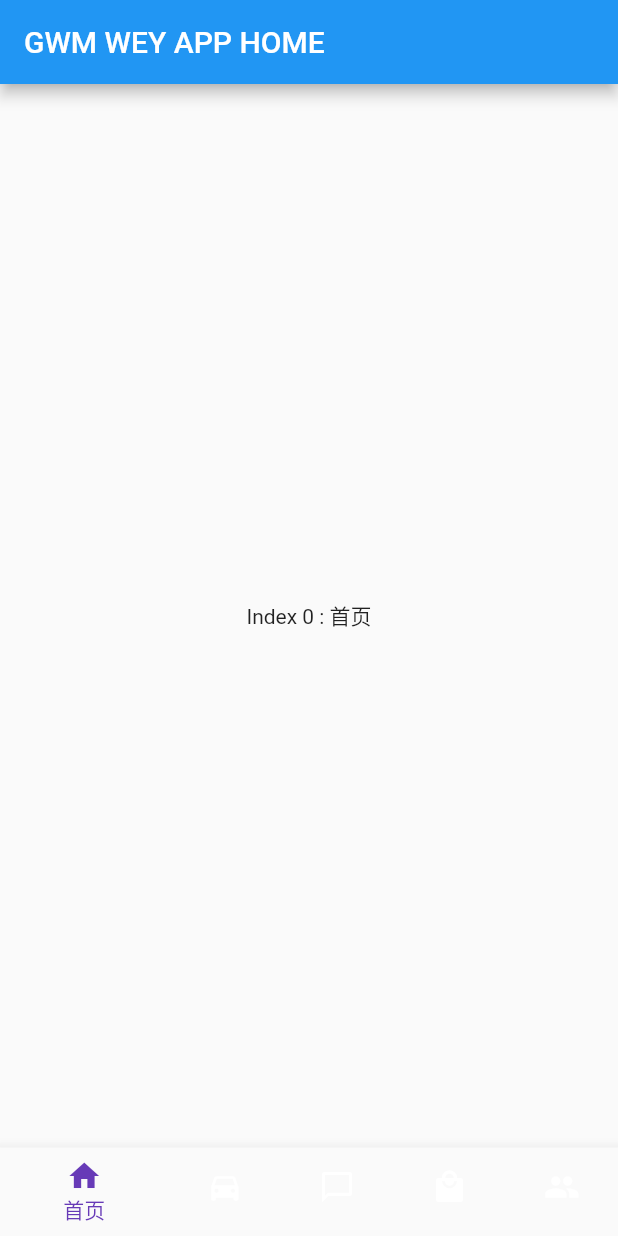
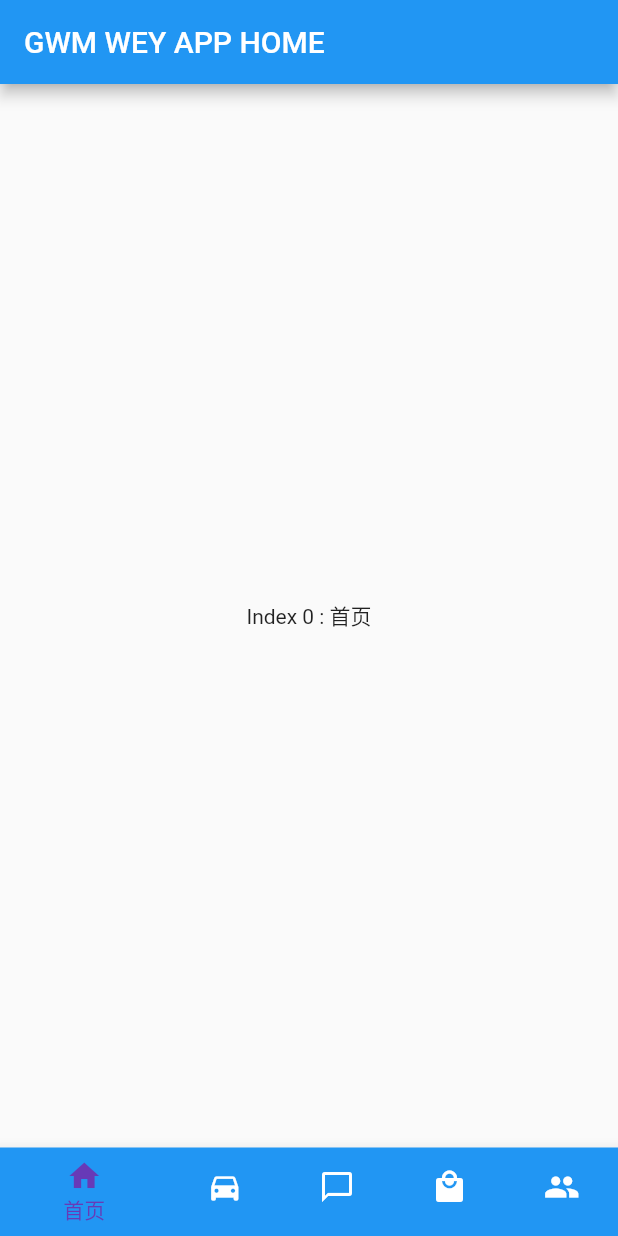
Before and after one commit to kwcn/ccpk_flutter_app, a Flutter app: the screen it shows after launch, on a phone screen of 412 x 824 dp. Run offline on Flutter 3.47's test engine with Material 2 defaults, Android fonts, the phone set to English and light mode, and no system bars.

Commit message:
main page.

```diff
--- a/lib/main.dart
+++ b/lib/main.dart
@@ -44,14 +44,14 @@ class _MyHomePageState extends State<MyHomePage> {
       bottomNavigationBar: BottomNavigationBar(
         items: <BottomNavigationBarItem>[
           BottomNavigationBarItem(
-              icon: Icon(Icons.home), title: Text('首页')),
+              icon: Icon(Icons.home), title: Text('首页'), backgroundColor: Colors.blue),
           BottomNavigationBarItem(
-              icon: Icon(Icons.directions_car), title: Text('爱车')),
+              icon: Icon(Icons.directions_car), title: Text('爱车'), backgroundColor: Colors.blue),
           BottomNavigationBarItem(
-              icon: Icon(Icons.chat_bubble_outline), title: Text('社区')),
+              icon: Icon(Icons.chat_bubble_outline), title: Text('社区'), backgroundColor: Colors.blue),
           BottomNavigationBarItem(
-              icon: Icon(Icons.local_mall), title: Text('商城')),
-          BottomNavigationBarItem(icon: Icon(Icons.people), title: Text('我的')),
+              icon: Icon(Icons.local_mall), title: Text('商城'), backgroundColor: Colors.blue),
+          BottomNavigationBarItem(icon: Icon(Icons.people), title: Text('我的'), backgroundColor: Colors.blue),
         ],
         currentIndex: _selectedIndex,
         fixedColor: Colors.deepPurple,
```
